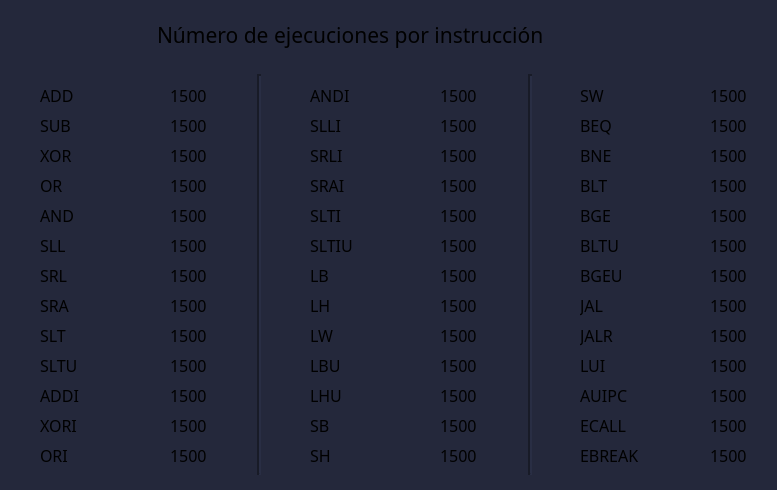
Qt form instructionsdialog.ui (ikeruco29/Kronos-RISC-V-Emulator) before a commit.
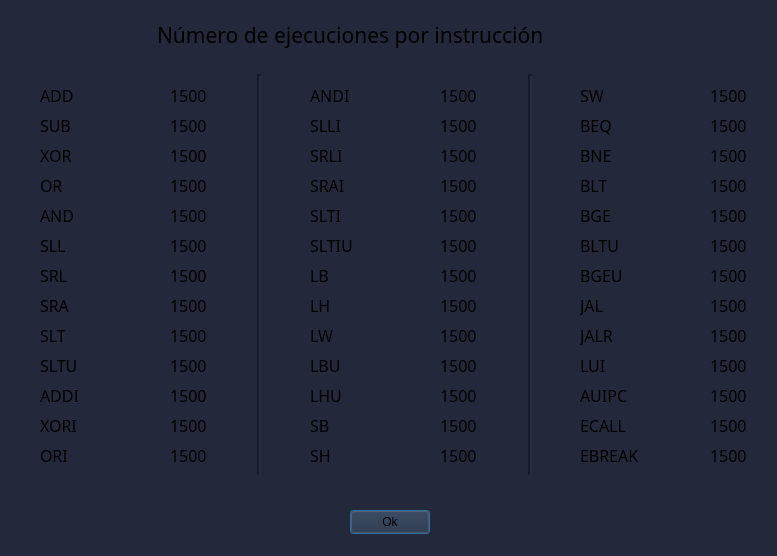
The same form after that commit.

The edit to the form file:
```diff
--- a/instructionsdialog.ui
+++ b/instructionsdialog.ui
@@ -7,7 +7,7 @@
     <x>0</x>
     <y>0</y>
     <width>777</width>
-    <height>490</height>
+    <height>556</height>
    </rect>
   </property>
   <property name="windowTitle">
@@ -1942,6 +1942,19 @@
     <string>Número de ejecuciones por instrucción</string>
    </property>
   </widget>
+  <widget class="QPushButton" name="okPushButton">
+   <property name="geometry">
+    <rect>
+     <x>350</x>
+     <y>510</y>
+     <width>80</width>
+     <height>24</height>
+    </rect>
+   </property>
+   <property name="text">
+    <string>Ok</string>
+   </property>
+  </widget>
  </widget>
  <resources/>
  <connections/>
```
Left out of the diff: 71 changed lines with no effect on the pictures.
